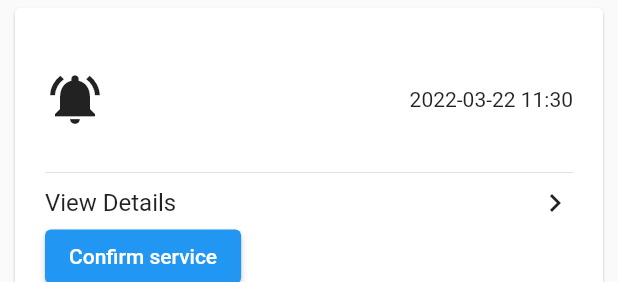
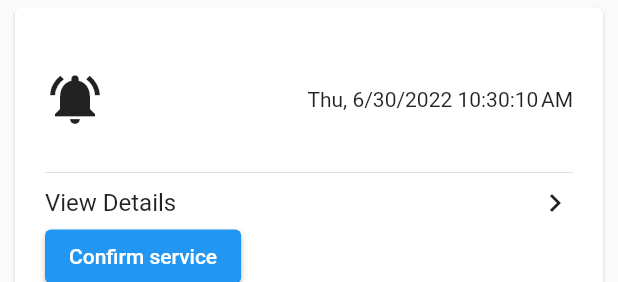
Before and after one commit to tellwap/csr, a Flutter app: the AlertItem widget shown alone on an empty page, opened directly with empty values, on a phone screen of 412 x 824 dp. Shown: the top 282 px of the screen. Run offline on Flutter 3.47's test engine with Material 2 defaults, Android fonts, the phone set to English and light mode, and no system bars; our stand-ins replace flutter_local_notifications, shared_preferences; accounts and stored records are empty.

```diff
--- a/lib/main.dart
+++ b/lib/main.dart
@@ -25,8 +25,7 @@ void showNotification(v, flp) async {
       priority: Priority.high, importance: Importance.max);
   var ios = const IOSNotificationDetails();
   var platform = NotificationDetails(android: android, iOS: ios);
-  await flp.show(0, 'Example of notification', '$v', platform,
-      payload: 'VIS \n $v');
+  await flp.show(0, 'Service Alert', '$v', platform, payload: 'VIS \n $v');
 }
 
 void main() async {
--- a/lib/models/notification.dart
+++ b/lib/models/notification.dart
@@ -1,10 +1,12 @@
-import 'package:flutter/material.dart';
-
 class AlertNotification {
   final String title;
   final String item;
   final String itemNo;
+  final DateTime date;
 
   AlertNotification(
-      {required this.title, required this.item, required this.itemNo});
+      {required this.title,
+      required this.item,
+      required this.itemNo,
+      required this.date});
 }
--- a/lib/screens/list_details_screen.dart
+++ b/lib/screens/list_details_screen.dart
@@ -65,7 +65,7 @@ class ListDetailsScreen extends StatelessWidget {
                       children: [
                         const Text('Service Mileage'),
                         Text(
-                          '2000 Km',
+                          '10000 Km',
                           style: TextStyle(
                               fontSize: 18, fontWeight: FontWeight.bold),
                         ),
@@ -89,7 +89,7 @@ class ListDetailsScreen extends StatelessWidget {
                       children: [
                         const Text('Mileage Remaining'),
                         Text(
-                          '${(2000 - car.currentMileage)} Km',
+                          '${(10000 - car.currentMileage)} Km',
                           style: const TextStyle(
                               fontSize: 18, fontWeight: FontWeight.bold),
                         ),
--- a/lib/widgets/alert_item.dart
+++ b/lib/widgets/alert_item.dart
@@ -2,6 +2,7 @@ import 'package:csr/models/notification.dart';
 import 'package:csr/screens/alerts/alert_details_screen.dart';
 import 'package:csr/services/insuarances.dart';
 import 'package:flutter/material.dart';
+import 'package:intl/intl.dart';
 import 'package:provider/provider.dart';
 
 class AlertItem extends StatelessWidget {
@@ -60,7 +61,9 @@ class AlertItem extends StatelessWidget {
                       ],
                     ),
                   ),
-                  Text('2022-03-22 11:30')
+                  Text(DateFormat.yMEd()
+                      .add_jms()
+                      .format(alertNotification.date)),
                 ],
               ),
               const Divider(),
```
Also changed, not shown: lib/screens/alerts/alert_screen.dart (+5 -5 lines), lib/screens/home_screen.dart (+21 -15 lines).
